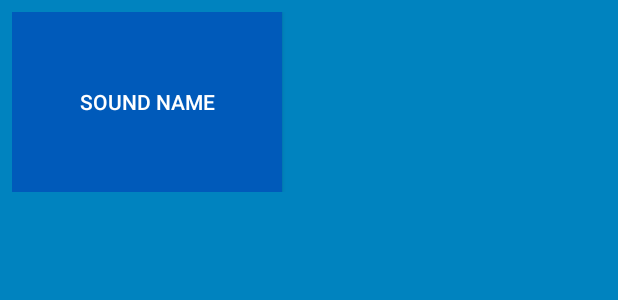
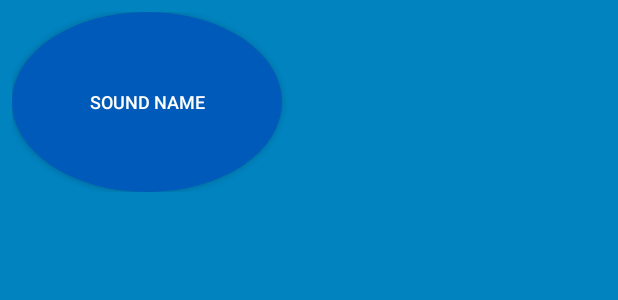
Before and after one commit to rakdav/BeetBox, an Android app: the layout list_item_sound.xml on its own in the app's theme, with its tools: preview values and no code run, on a phone screen of 412 x 824 dp. Shown: the top 300 px of the screen. Run offline under Robolectric (Android 15) with nearby library versions, the phone set to English and light mode, and no system bars.

Commit message:
11.04.2023_2

```diff
--- /dev/null
+++ b/app/src/main/res/drawable/button_beat_box_normal.xml
@@ -0,0 +1,6 @@
+<?xml version="1.0" encoding="utf-8"?>
+<shape
+    xmlns:android="http://schemas.android.com/apk/res/android"
+    android:shape="oval">
+    <solid android:color="@color/dark_blue"/>
+</shape>
--- a/app/src/main/res/layout/list_item_sound.xml
+++ b/app/src/main/res/layout/list_item_sound.xml
@@ -13,6 +13,7 @@
         android:layout_margin="8dp">
         <Button
             style="@style/BeatBoxButton"
+            android:textSize="12sp"
             android:layout_width="180dp"
             android:layout_height="120dp"
             android:gravity="center"
--- a/app/src/main/res/values/themes.xml
+++ b/app/src/main/res/values/themes.xml
@@ -14,7 +14,7 @@
         <!-- Customize your theme here. -->
     </style>
     <style name="BeatBoxButton">
-        <item name="android:background">@color/dark_blue</item>
+        <item name="android:background">@drawable/button_beat_box_normal</item>
     </style>
     <style name="BeatBoxButton.Strong">
         <item name="android:textStyle">bold</item>
```
